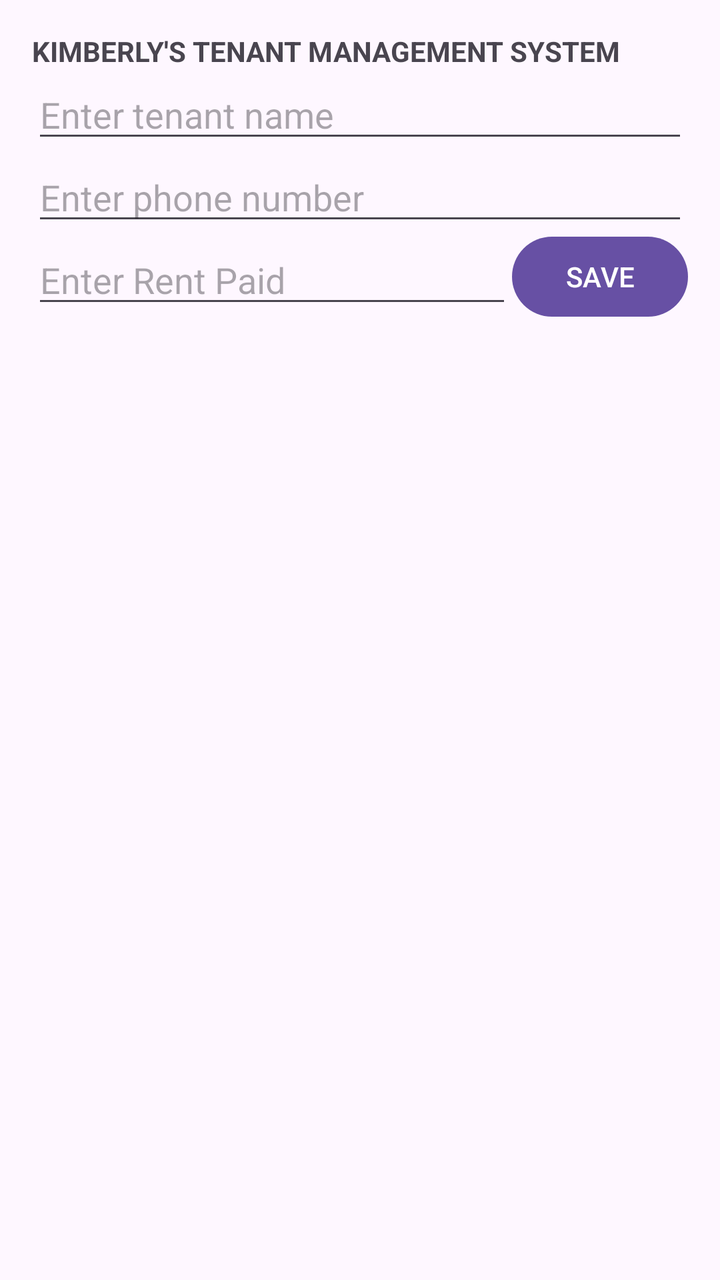
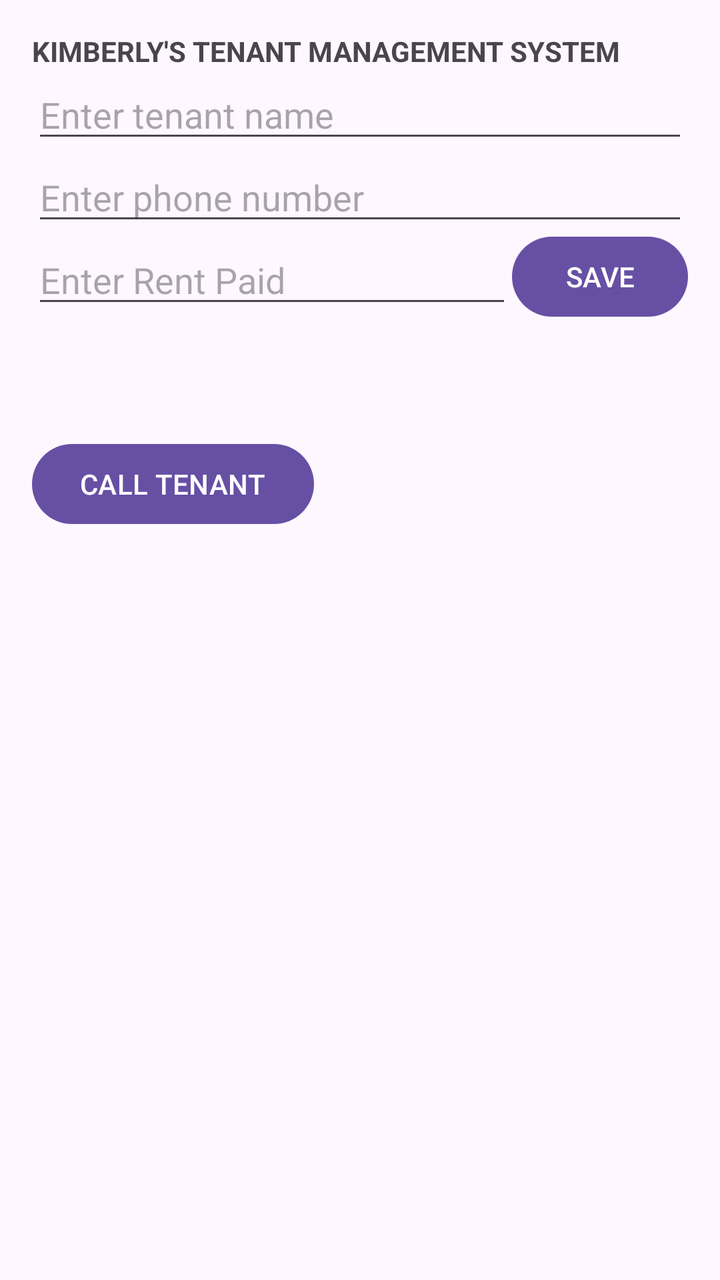

Before-and-after screenshots of an Android layout around one commit, followed by the original layout XML and the change that was made.
<!-- AndroidManifest.xml: application theme Theme.TenantManagementSystem -->
<!-- res/layout/activity_main.xml -->
<?xml version="1.0" encoding="utf-8"?>
<layout xmlns:android="http://schemas.android.com/apk/res/android"
    xmlns:app="http://schemas.android.com/apk/res-auto">

    <data>
        <variable
            name="tenant"
            type="com.example.tenantmanagementsystem.Tenant" />
    </data>

    <androidx.constraintlayout.widget.ConstraintLayout
        android:layout_width="match_parent"
        android:layout_height="match_parent"
        android:padding="16dp">

        <TextView
            android:id="@+id/tvTitle"
            android:layout_width="wrap_content"
            android:layout_height="wrap_content"
            android:text="KIMBERLY'S TENANT MANAGEMENT SYSTEM"
            android:textStyle="bold"
            app:layout_constraintTop_toTopOf="parent"
            app:layout_constraintStart_toStartOf="parent" />

        <EditText
            android:id="@+id/etName"
            android:layout_width="0dp"
            android:layout_height="wrap_content"
            android:hint="Enter tenant name"
            android:inputType="textPersonName"
            app:layout_constraintTop_toBottomOf="@id/tvTitle"
            app:layout_constraintStart_toStartOf="parent"
            app:layout_constraintEnd_toEndOf="parent" />

        <EditText
            android:id="@+id/etPhone"
            android:layout_width="0dp"
            android:layout_height="wrap_content"
            android:hint="Enter phone number"
            android:inputType="phone"
            app:layout_constraintTop_toBottomOf="@id/etName"
            app:layout_constraintStart_toStartOf="parent"
            app:layout_constraintEnd_toEndOf="parent" />

        <EditText
            android:id="@+id/etRent"
            android:layout_width="0dp"
            android:layout_height="wrap_content"
            android:hint="Enter Rent Paid"
            android:inputType="numberDecimal"
            app:layout_constraintTop_toBottomOf="@id/etPhone"
            app:layout_constraintStart_toStartOf="parent"
            app:layout_constraintEnd_toStartOf="@id/btnSave" />

        <Button
            android:id="@+id/btnSave"
            android:layout_width="wrap_content"
            android:layout_height="wrap_content"
            android:text="SAVE"
            app:layout_constraintTop_toTopOf="@id/etRent"
            app:layout_constraintBottom_toBottomOf="@id/etRent"
            app:layout_constraintEnd_toEndOf="parent" />

        <TextView
            android:id="@+id/tvResult"
            android:layout_width="0dp"
            android:layout_height="wrap_content"
            android:layout_marginTop="24dp"
            android:text="@{tenant != null ? `Name: ` + tenant.name + `\nPhone: ` + tenant.phone + `\nRent paid: ` + String.valueOf(tenant.rentPaid) : `Saved tenant will appear here`}"
            app:layout_constraintTop_toBottomOf="@id/etRent"
            app:layout_constraintStart_toStartOf="parent"
            app:layout_constraintEnd_toEndOf="parent" />

    </androidx.constraintlayout.widget.ConstraintLayout>
</layout>
<!-- resources referenced by this layout -->
<resources>
  <style name="Theme.TenantManagementSystem" parent="Base.Theme.TenantManagementSystem" />
  <style name="Base.Theme.TenantManagementSystem" parent="Theme.Material3.DayNight.NoActionBar">
          
          
      </style>
</resources>

<!-- the commit's change to res/layout/activity_main.xml (unified diff, before → after) -->
@@ -71,5 +71,14 @@
             app:layout_constraintStart_toStartOf="parent"
             app:layout_constraintEnd_toEndOf="parent" />
 
+        <Button
+            android:id="@+id/callButton"
+            android:layout_width="wrap_content"
+            android:layout_height="wrap_content"
+            android:text="CALL TENANT"
+            android:layout_marginTop="16dp"
+            app:layout_constraintTop_toBottomOf="@id/tvResult"
+            app:layout_constraintStart_toStartOf="parent" />
+
     </androidx.constraintlayout.widget.ConstraintLayout>
 </layout>
